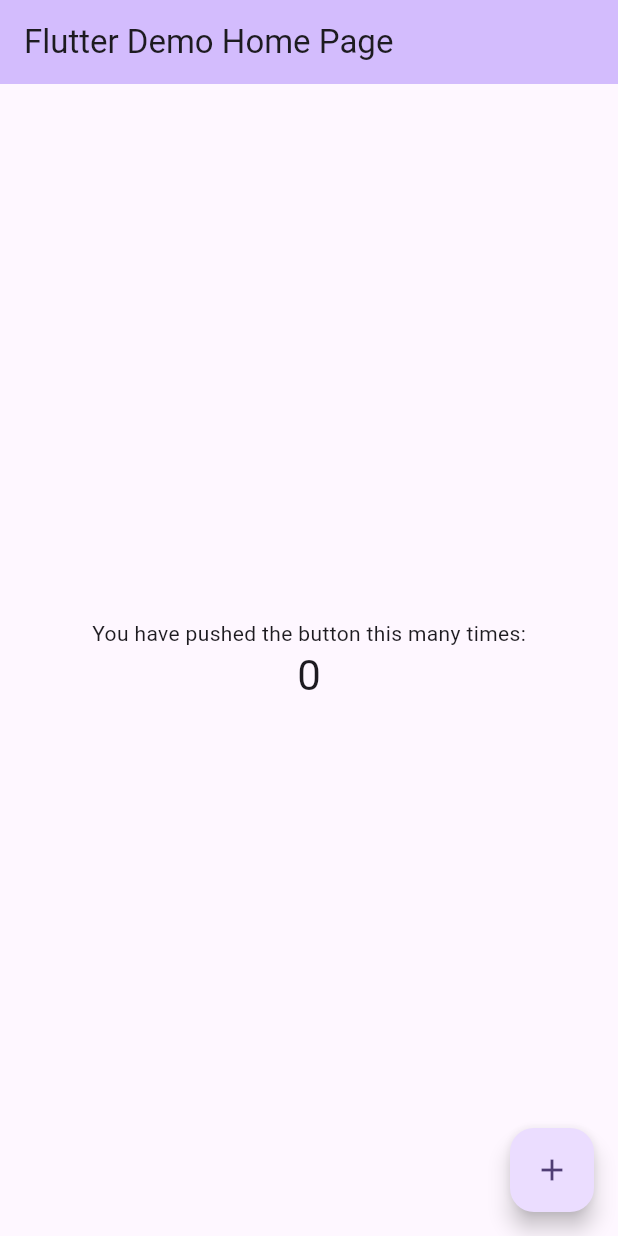
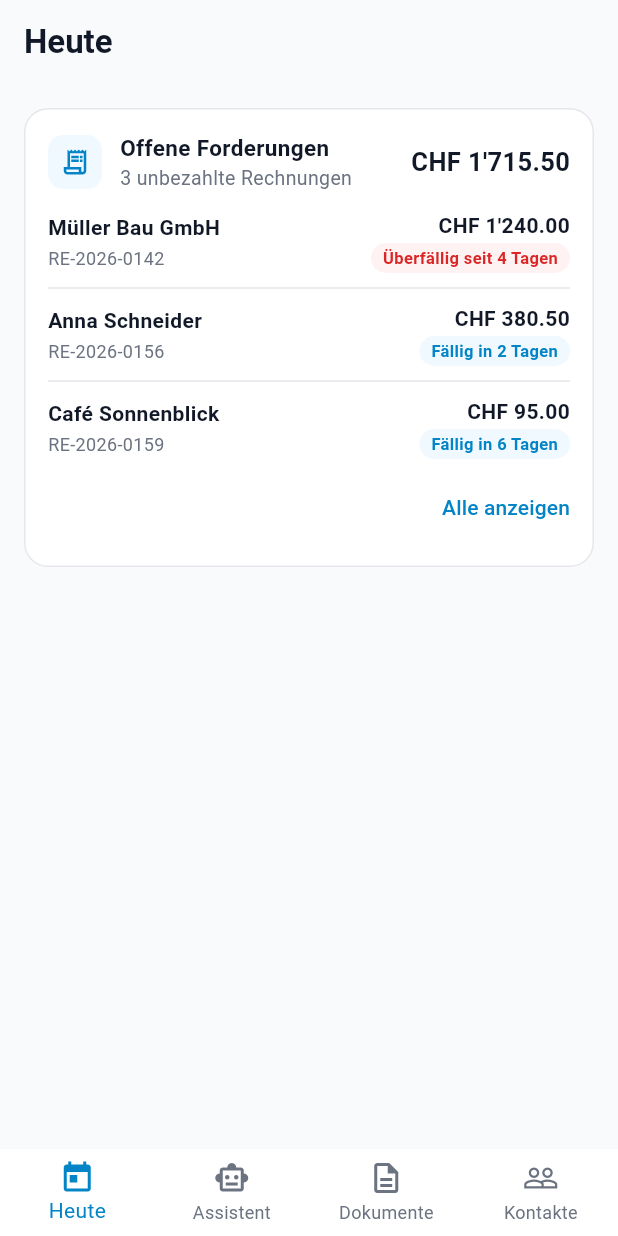
Before and after one commit to scolt1212/belego-app, a Flutter app: the screen it shows after launch, on a phone screen of 412 x 824 dp. Run offline on Flutter 3.47's test engine with Material 3 defaults, Android fonts, the phone set to English and light mode, and no system bars.

Commit message:
Add Belego foundation, roadmap and Swiss CHF formatting

```diff
--- a/lib/main.dart
+++ b/lib/main.dart
@@ -1,122 +1,22 @@
 import 'package:flutter/material.dart';
 
+import 'screens/root_shell.dart';
+import 'theme/app_theme.dart';
+
 void main() {
-  runApp(const MyApp());
+  runApp(const BelegoApp());
 }
 
-class MyApp extends StatelessWidget {
-  const MyApp({super.key});
+class BelegoApp extends StatelessWidget {
+  const BelegoApp({super.key});
 
-  // This widget is the root of your application.
   @override
   Widget build(BuildContext context) {
     return MaterialApp(
-      title: 'Flutter Demo',
-      theme: ThemeData(
-        // This is the theme of your application.
-        //
-        // TRY THIS: Try running your application with "flutter run". You'll see
-        // the application has a purple toolbar. Then, without quitting the app,
-        // try changing the seedColor in the colorScheme below to Colors.green
-        // and then invoke "hot reload" (save your changes or press the "hot
-        // reload" button in a Flutter-supported IDE, or press "r" if you used
-        // the command line to start the app).
-        //
-        // Notice that the counter didn't reset back to zero; the application
-        // state is not lost during the reload. To reset the state, use hot
-        // restart instead.
-        //
-        // This works for code too, not just values: Most code changes can be
-        // tested with just a hot reload.
-        colorScheme: .fromSeed(seedColor: Colors.deepPurple),
-      ),
-      home: const MyHomePage(title: 'Flutter Demo Home Page'),
+      title: 'Belego',
+      debugShowCheckedModeBanner: false,
+      theme: AppTheme.light(),
+      home: const RootShell(),
     );
   }
 }
-
-class MyHomePage extends StatefulWidget {
-  const MyHomePage({super.key, required this.title});
-
-  // This widget is the home page of your application. It is stateful, meaning
-  // that it has a State object (defined below) that contains fields that affect
-  // how it looks.
-
-  // This class is the configuration for the state. It holds the values (in this
-  // case the title) provided by the parent (in this case the App widget) and
-  // used by the build method of the State. Fields in a Widget subclass are
-  // always marked "final".
-
-  final String title;
-
-  @override
-  State<MyHomePage> createState() => _MyHomePageState();
-}
-
-class _MyHomePageState extends State<MyHomePage> {
-  int _counter = 0;
-
-  void _incrementCounter() {
-    setState(() {
-      // This call to setState tells the Flutter framework that something has
-      // changed in this State, which causes it to rerun the build method below
-      // so that the display can reflect the updated values. If we changed
-      // _counter without calling setState(), then the build method would not be
-      // called again, and so nothing would appear to happen.
-      _counter++;
-    });
-  }
-
-  @override
-  Widget build(BuildContext context) {
-    // This method is rerun every time setState is called, for instance as done
-    // by the _incrementCounter method above.
-    //
-    // The Flutter framework has been optimized to make rerunning build methods
-    // fast, so that you can just rebuild anything that needs updating rather
-    // than having to individually change instances of widgets.
-    return Scaffold(
-      appBar: AppBar(
-        // TRY THIS: Try changing the color here to a specific color (to
-        // Colors.amber, perhaps?) and trigger a hot reload to see the AppBar
-        // change color while the other colors stay the same.
-        backgroundColor: Theme.of(context).colorScheme.inversePrimary,
-        // Here we take the value from the MyHomePage object that was created by
-        // the App.build method, and use it to set our appbar title.
-        title: Text(widget.title),
-      ),
-      body: Center(
-        // Center is a layout widget. It takes a single child and positions it
-        // in the middle of the parent.
-        child: Column(
-          // Column is also a layout widget. It takes a list of children and
-          // arranges them vertically. By default, it sizes itself to fit its
-          // children horizontally, and tries to be as tall as its parent.
-          //
-          // Column has various properties to control how it sizes itself and
-          // how it positions its children. Here we use mainAxisAlignment to
-          // center the children vertically; the main axis here is the vertical
-          // axis because Columns are vertical (the cross axis would be
-          // horizontal).
-          //
-          // TRY THIS: Invoke "debug painting" (choose the "Toggle Debug Paint"
-          // action in the IDE, or press "p" in the console), to see the
-          // wireframe for each widget.
-          mainAxisAlignment: .center,
-          children: [
-            const Text('You have pushed the button this many times:'),
-            Text(
-              '$_counter',
-              style: Theme.of(context).textTheme.headlineMedium,
-            ),
-          ],
-        ),
-      ),
-      floatingActionButton: FloatingActionButton(
-        onPressed: _incrementCounter,
-        tooltip: 'Increment',
-        child: const Icon(Icons.add),
-      ),
-    );
-  }
-}
--- /dev/null
+++ b/lib/models/forderung.dart
@@ -0,0 +1,19 @@
+/// Eine offene Forderung (Rechnung, die noch bezahlt werden muss).
+class Forderung {
+  final String kontaktName;
+  final double betrag;
+  final DateTime faelligkeitsdatum;
+  final String belegNummer;
+
+  const Forderung({
+    required this.kontaktName,
+    required this.betrag,
+    required this.faelligkeitsdatum,
+    required this.belegNummer,
+  });
+
+  bool get istUeberfaellig => faelligkeitsdatum.isBefore(DateTime.now());
+
+  int get tageDifferenz =>
+      faelligkeitsdatum.difference(DateTime.now()).inDays;
+}
--- /dev/null
+++ b/lib/screens/placeholder_screen.dart
@@ -0,0 +1,35 @@
+import 'package:flutter/material.dart';
+
+import '../theme/app_theme.dart';
+
+/// Einfacher Platzhalter für Screens, die noch nicht implementiert sind.
+class PlaceholderScreen extends StatelessWidget {
+  const PlaceholderScreen({
+    super.key,
+    required this.title,
+    required this.icon,
+  });
+
+  final String title;
+  final IconData icon;
+
+  @override
+  Widget build(BuildContext context) {
+    return Scaffold(
+      appBar: AppBar(title: Text(title)),
+      body: Center(
+        child: Column(
+          mainAxisAlignment: MainAxisAlignment.center,
+          children: [
+            Icon(icon, size: 48, color: AppColors.textSecondary),
+            const SizedBox(height: 12),
+            Text(
+              '$title kommt bald',
+              style: const TextStyle(color: AppColors.textSecondary, fontSize: 15),
+            ),
+          ],
+        ),
+      ),
+    );
+  }
+}
--- /dev/null
+++ b/lib/screens/root_shell.dart
@@ -0,0 +1,58 @@
+import 'package:flutter/material.dart';
+
+import 'placeholder_screen.dart';
+import 'today/today_screen.dart';
+
+/// Hauptgerüst der App mit den 4 Tabs unten: Heute, Assistent, Dokumente, Kontakte.
+class RootShell extends StatefulWidget {
+  const RootShell({super.key});
+
+  @override
+  State<RootShell> createState() => _RootShellState();
+}
+
+class _RootShellState extends State<RootShell> {
+  int _selectedIndex = 0;
+
+  static const List<Widget> _screens = [
+    TodayScreen(),
+    PlaceholderScreen(title: 'Assistent', icon: Icons.smart_toy_outlined),
+    PlaceholderScreen(title: 'Dokumente', icon: Icons.description_outlined),
+    PlaceholderScreen(title: 'Kontakte', icon: Icons.people_outline),
+  ];
+
+  static const List<BottomNavigationBarItem> _navItems = [
+    BottomNavigationBarItem(
+      icon: Icon(Icons.today_outlined),
+      activeIcon: Icon(Icons.today),
+      label: 'Heute',
+    ),
+    BottomNavigationBarItem(
+      icon: Icon(Icons.smart_toy_outlined),
+      activeIcon: Icon(Icons.smart_toy),
+      label: 'Assistent',
+    ),
+    BottomNavigationBarItem(
+      icon: Icon(Icons.description_outlined),
+      activeIcon: Icon(Icons.description),
+      label: 'Dokumente',
+    ),
+    BottomNavigationBarItem(
+      icon: Icon(Icons.people_outline),
+      activeIcon: Icon(Icons.people),
+      label: 'Kontakte',
+    ),
+  ];
+
+  @override
+  Widget build(BuildContext context) {
+    return Scaffold(
+      body: IndexedStack(index: _selectedIndex, children: _screens),
+      bottomNavigationBar: BottomNavigationBar(
+        currentIndex: _selectedIndex,
+        onTap: (index) => setState(() => _selectedIndex = index),
+        items: _navItems,
+      ),
+    );
+  }
+}
--- /dev/null
+++ b/lib/screens/today/today_screen.dart
@@ -0,0 +1,45 @@
+import 'package:flutter/material.dart';
+
+import '../../models/forderung.dart';
+import 'widgets/open_forderungen_card.dart';
+
+class TodayScreen extends StatelessWidget {
+  const TodayScreen({super.key});
+
+  // Platzhalter-Daten, bis die Anbindung an echte Belege erfolgt.
+  static final List<Forderung> _mockForderungen = [
+    Forderung(
+      kontaktName: 'Müller Bau GmbH',
+      betrag: 1240.00,
+      faelligkeitsdatum: DateTime.now().subtract(const Duration(days: 4)),
+      belegNummer: 'RE-2026-0142',
+    ),
+    Forderung(
+      kontaktName: 'Anna Schneider',
+      betrag: 380.50,
+      faelligkeitsdatum: DateTime.now().add(const Duration(days: 2)),
+      belegNummer: 'RE-2026-0156',
+    ),
+    Forderung(
+      kontaktName: 'Café Sonnenblick',
+      betrag: 95.00,
+      faelligkeitsdatum: DateTime.now().add(const Duration(days: 6)),
+      belegNummer: 'RE-2026-0159',
+    ),
+  ];
+
+  @override
+  Widget build(BuildContext context) {
+    return Scaffold(
+      appBar: AppBar(title: const Text('Heute')),
+      body: SafeArea(
+        child: ListView(
+          padding: const EdgeInsets.all(16),
+          children: [
+            OpenForderungenCard(forderungen: _mockForderungen),
+          ],
+        ),
+      ),
+    );
+  }
+}
--- /dev/null
+++ b/lib/screens/today/widgets/open_forderungen_card.dart
@@ -0,0 +1,166 @@
+import 'package:flutter/material.dart';
+import 'package:intl/intl.dart';
+
+import '../../../models/forderung.dart';
+import '../../../theme/app_theme.dart';
+
+/// Karte auf dem "Heute"-Screen, die offene Forderungen zusammenfasst.
+class OpenForderungenCard extends StatelessWidget {
+  const OpenForderungenCard({super.key, required this.forderungen});
+
+  final List<Forderung> forderungen;
+
+  double get _gesamtBetrag =>
+      forderungen.fold(0, (summe, f) => summe + f.betrag);
+
+  @override
+  Widget build(BuildContext context) {
+    final currencyFormat = NumberFormat.currency(locale: 'de_CH', symbol: 'CHF');
+
+    return Card(
+      child: Padding(
+        padding: const EdgeInsets.all(16),
+        child: Column(
+          crossAxisAlignment: CrossAxisAlignment.start,
+          children: [
+            _buildHeader(context, currencyFormat),
+            if (forderungen.isEmpty)
+              _buildEmptyState()
+            else ...[
+              const SizedBox(height: 12),
+              for (final forderung in forderungen) ...[
+                _ForderungRow(forderung: forderung, format: currencyFormat),
+                if (forderung != forderungen.last)
+                  const Divider(height: 20, color: AppColors.border),
+              ],
+              const SizedBox(height: 8),
+              Align(
+                alignment: Alignment.centerRight,
+                child: TextButton(
+                  onPressed: () {},
+                  style: TextButton.styleFrom(
+                    foregroundColor: AppColors.sky600,
+                    padding: EdgeInsets.zero,
+                  ),
+                  child: const Text('Alle anzeigen'),
+                ),
+              ),
+            ],
+          ],
+        ),
+      ),
+    );
+  }
+
+  Widget _buildHeader(BuildContext context, NumberFormat format) {
+    return Row(
+      children: [
+        Container(
+          padding: const EdgeInsets.all(8),
+          decoration: BoxDecoration(
+            color: AppColors.sky50,
+            borderRadius: BorderRadius.circular(10),
+          ),
+          child: const Icon(Icons.receipt_long_outlined, color: AppColors.sky600, size: 20),
+        ),
+        const SizedBox(width: 12),
+        Expanded(
+          child: Column(
+            crossAxisAlignment: CrossAxisAlignment.start,
+            children: [
+              const Text(
+                'Offene Forderungen',
+                style: TextStyle(fontSize: 15, fontWeight: FontWeight.w600),
+              ),
+              Text(
+                '${forderungen.length} unbezahlte ${forderungen.length == 1 ? 'Rechnung' : 'Rechnungen'}',
+                style: const TextStyle(fontSize: 13, color: AppColors.textSecondary),
+              ),
+            ],
+          ),
+        ),
+        Text(
+          format.format(_gesamtBetrag),
+          style: const TextStyle(
+            fontSize: 17,
+            fontWeight: FontWeight.w700,
+            color: AppColors.textPrimary,
+          ),
+        ),
+      ],
+    );
+  }
+
+  Widget _buildEmptyState() {
+    return const Padding(
+      padding: EdgeInsets.only(top: 16, bottom: 4),
+      child: Text(
+        'Keine offenen Forderungen – alles ist bezahlt.',
+        style: TextStyle(color: AppColors.textSecondary, fontSize: 14),
+      ),
+    );
+  }
+}
+
+class _ForderungRow extends StatelessWidget {
+  const _ForderungRow({required this.forderung, required this.format});
+
+  final Forderung forderung;
+  final NumberFormat format;
+
+  @override
+  Widget build(BuildContext context) {
+    final ueberfaellig = forderung.istUeberfaellig;
+    final tage = forderung.tageDifferenz.abs();
+    final faelligkeitsLabel = ueberfaellig
+        ? 'Überfällig seit $tage ${tage == 1 ? 'Tag' : 'Tagen'}'
+        : (tage == 0 ? 'Heute fällig' : 'Fällig in $tage ${tage == 1 ? 'Tag' : 'Tagen'}');
+
+    return Row(
+      children: [
+        Expanded(
+          child: Column(
+            crossAxisAlignment: CrossAxisAlignment.start,
+            children: [
+              Text(
+                forderung.kontaktName,
+                style: const TextStyle(fontSize: 14, fontWeight: FontWeight.w600),
+              ),
+              const SizedBox(height: 2),
+              Text(
+                forderung.belegNummer,
+                style: const TextStyle(fontSize: 12, color: AppColors.textSecondary),
+              ),
+            ],
+          ),
+        ),
+        const SizedBox(width: 12),
+        Column(
+          crossAxisAlignment: CrossAxisAlignment.end,
+          children: [
+            Text(
+              format.format(forderung.betrag),
+              style: const TextStyle(fontSize: 14, fontWeight: FontWeight.w600),
+            ),
+            const SizedBox(height: 2),
+            Container(
+              padding: const EdgeInsets.symmetric(horizontal: 8, vertical: 2),
+              decoration: BoxDecoration(
+                color: ueberfaellig ? AppColors.dangerBg : AppColors.sky50,
+                borderRadius: BorderRadius.circular(999),
+              ),
+              child: Text(
+                faelligkeitsLabel,
+                style: TextStyle(
+                  fontSize: 11,
+                  fontWeight: FontWeight.w600,
+                  color: ueberfaellig ? AppColors.danger : AppColors.sky600,
+                ),
+              ),
+            ),
+          ],
+        ),
+      ],
+    );
+  }
+}
--- /dev/null
+++ b/lib/theme/app_theme.dart
@@ -0,0 +1,77 @@
+import 'package:flutter/material.dart';
+
+/// Belego Farbpalette – babyblauer Akzent (Tailwind sky-500/600)
+/// auf weiss/grauem Hintergrund.
+class AppColors {
+  AppColors._();
+
+  static const Color sky50 = Color(0xFFF0F9FF);
+  static const Color sky100 = Color(0xFFE0F2FE);
+  static const Color sky500 = Color(0xFF0EA5E9);
+  static const Color sky600 = Color(0xFF0284C7);
+
+  static const Color background = Color(0xFFF9FAFB); // gray-50
+  static const Color surface = Colors.white;
+  static const Color border = Color(0xFFE5E7EB); // gray-200
+
+  static const Color textPrimary = Color(0xFF111827); // gray-900
+  static const Color textSecondary = Color(0xFF6B7280); // gray-500
+
+  static const Color danger = Color(0xFFDC2626); // red-600
+  static const Color dangerBg = Color(0xFFFEF2F2); // red-50
+}
+
+class AppTheme {
+  AppTheme._();
+
+  static ThemeData light() {
+    final colorScheme = ColorScheme.fromSeed(
+      seedColor: AppColors.sky500,
+      brightness: Brightness.light,
+    ).copyWith(
+      primary: AppColors.sky600,
+      secondary: AppColors.sky500,
+      surface: AppColors.surface,
+    );
+
+    return ThemeData(
+      useMaterial3: true,
+      colorScheme: colorScheme,
+      scaffoldBackgroundColor: AppColors.background,
+      appBarTheme: const AppBarTheme(
+        backgroundColor: AppColors.background,
+        foregroundColor: AppColors.textPrimary,
+        elevation: 0,
+        scrolledUnderElevation: 0,
+        centerTitle: false,
+        titleTextStyle: TextStyle(
+          color: AppColors.textPrimary,
+          fontSize: 22,
+          fontWeight: FontWeight.w700,
+        ),
+      ),
+      cardTheme: CardThemeData(
+        color: AppColors.surface,
+        elevation: 0,
+        surfaceTintColor: Colors.transparent,
+        margin: EdgeInsets.zero,
+        shape: RoundedRectangleBorder(
+          borderRadius: BorderRadius.circular(16),
+          side: const BorderSide(color: AppColors.border),
+        ),
+      ),
+      bottomNavigationBarTheme: const BottomNavigationBarThemeData(
+        backgroundColor: AppColors.surface,
+        selectedItemColor: AppColors.sky600,
+        unselectedItemColor: AppColors.textSecondary,
+        type: BottomNavigationBarType.fixed,
+        showUnselectedLabels: true,
+        elevation: 0,
+      ),
+      textTheme: ThemeData.light().textTheme.apply(
+        bodyColor: AppColors.textPrimary,
+        displayColor: AppColors.textPrimary,
+      ),
+    );
+  }
+}
--- a/pubspec.yaml
+++ b/pubspec.yaml
@@ -34,6 +34,9 @@ dependencies:
   # The following adds the Cupertino Icons font to your application.
   # Use with the CupertinoIcons class for iOS style icons.
   cupertino_icons: ^1.0.8
+
+  # Formatierung von Währungen/Daten (z.B. für die Forderungen-Karte)
+  intl: ^0.20.2
 
 dev_dependencies:
   flutter_test:
```
Also changed, not shown: pubspec.lock, 3 other files.
